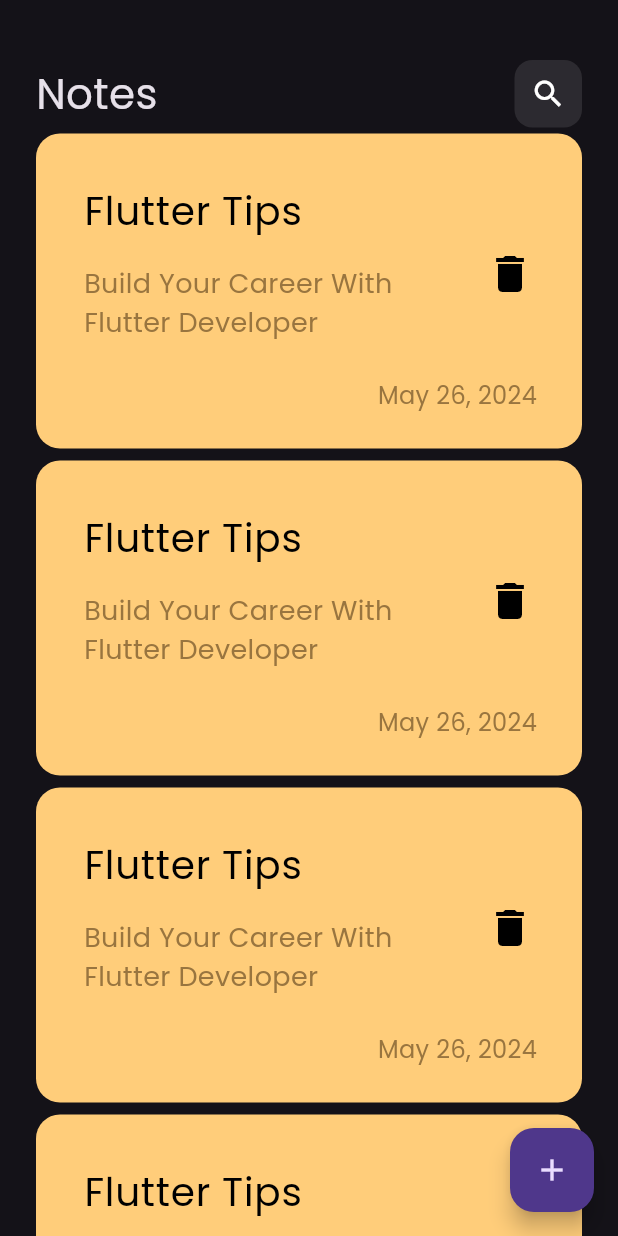
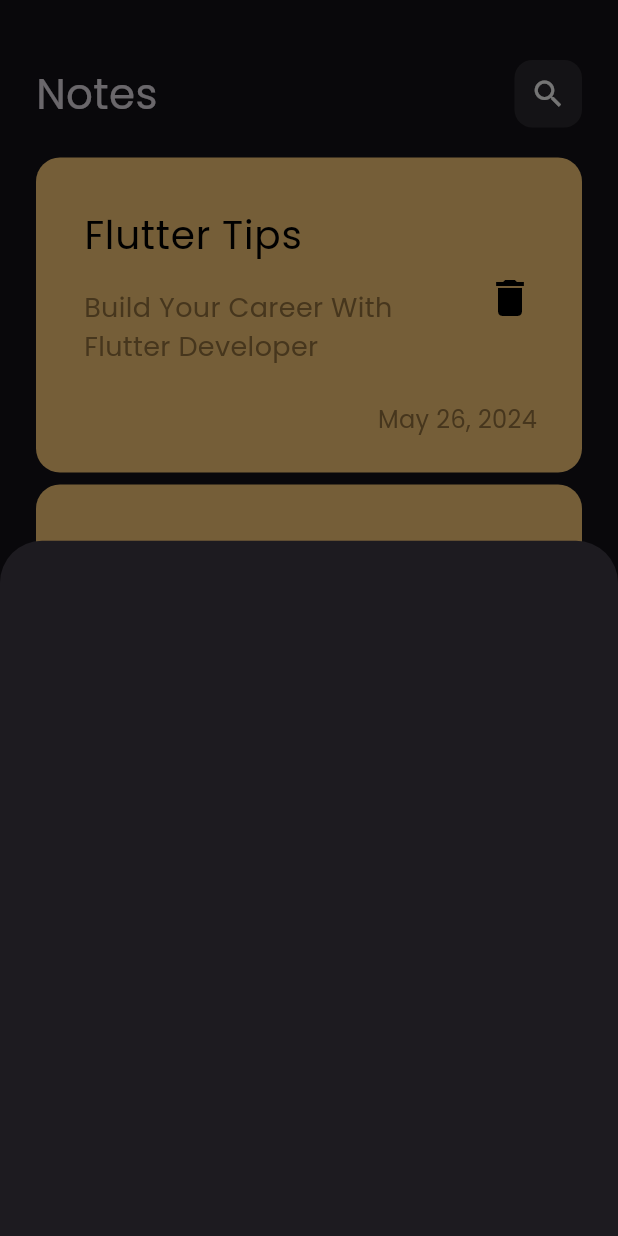
Before and after one commit to moelsayed1/notes_app, a Flutter app: the screen it shows after launch, after a tap on the "add" icon, on a phone screen of 412 x 824 dp. Run offline on Flutter 3.47's test engine with Material 3 defaults, Android fonts, the phone set to English and light mode, and no system bars.

Commit message:
add note bottom sheet

```diff
--- a/lib/views/notes_view.dart
+++ b/lib/views/notes_view.dart
@@ -1,4 +1,5 @@
 import 'package:flutter/material.dart';
+import 'package:notes_app/views/widgets/add_note_bottom_sheet.dart';
 import 'package:notes_app/views/widgets/notes_view_body.dart';
 
 class NotesView extends StatelessWidget {
@@ -8,7 +9,12 @@ class NotesView extends StatelessWidget {
   Widget build(BuildContext context) {
     return Scaffold(
       floatingActionButton: FloatingActionButton(
-        onPressed: () {},
+        onPressed: () {
+          showModalBottomSheet(
+            context: context,
+            builder: (context) => AddNoteBottomSheet(),
+          );
+        },
         child: Icon(Icons.add),
       ),
       body: NotesViewBody(),
--- /dev/null
+++ b/lib/views/widgets/add_note_bottom_sheet.dart
@@ -0,0 +1,10 @@
+import 'package:flutter/material.dart';
+
+class AddNoteBottomSheet extends StatelessWidget {
+  const AddNoteBottomSheet({super.key});
+
+  @override
+  Widget build(BuildContext context) {
+    return Container();
+  }
+}
--- a/lib/views/widgets/custom_notes_list_view.dart
+++ b/lib/views/widgets/custom_notes_list_view.dart
@@ -6,11 +6,16 @@ class CustomNotesListView extends StatelessWidget {
 
   @override
   Widget build(BuildContext context) {
-    return ListView.builder(itemBuilder: (context, index) {
-      return Padding(
-        padding: const EdgeInsets.symmetric(vertical: 4),
-        child: CustomNoteItem(),
-      );
-    });
+    return Padding(
+      padding: const EdgeInsets.symmetric(vertical: 16),
+      child: ListView.builder(
+          padding: EdgeInsets.zero,
+          itemBuilder: (context, index) {
+            return Padding(
+              padding: const EdgeInsets.symmetric(vertical: 4),
+              child: CustomNoteItem(),
+            );
+          }),
+    );
   }
 }
```
